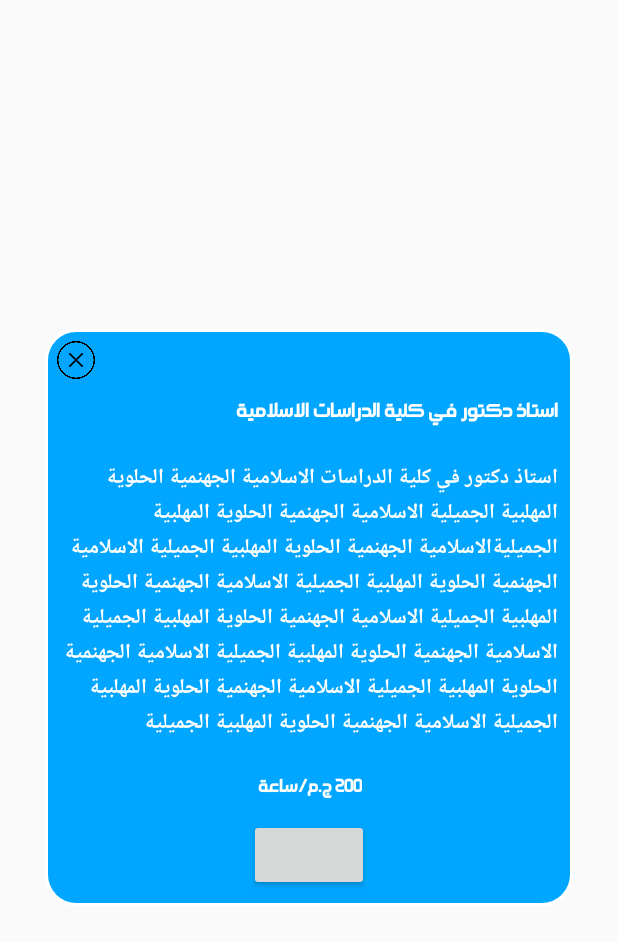
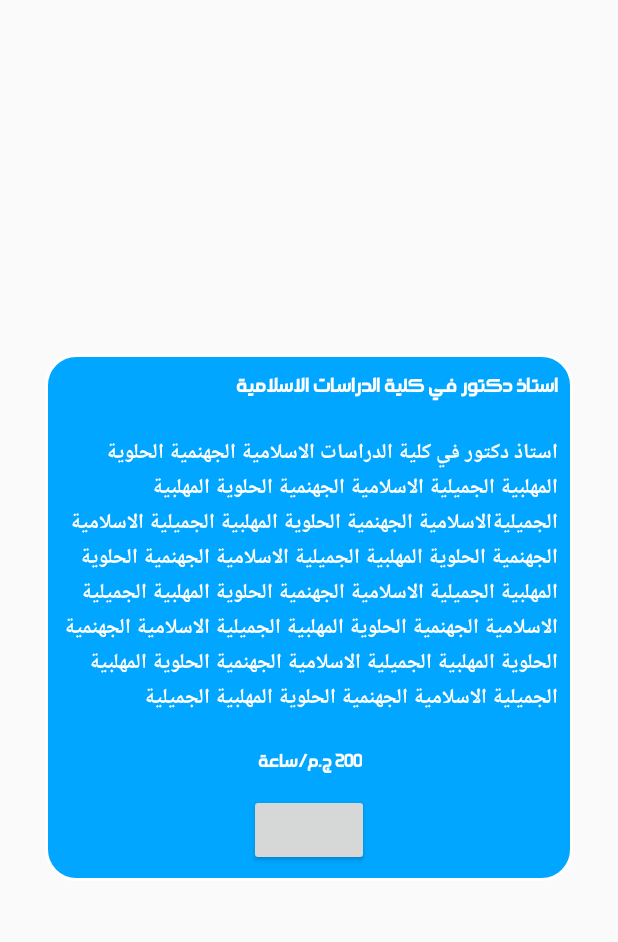
Before and after one commit to Youssefguba/RssenyApp, an Android app: the layout description_of_metor.xml on its own in the app's theme, with its tools: preview values and no code run, on a phone screen of 412 x 824 dp. Shown: the top 942 px of the screen. Run offline under Robolectric (Android 15) with nearby library versions, the phone set to English and light mode, and no system bars; plain views replace NoboButton.

Commit message:
Initial Commit

```diff
--- a/app/src/main/AndroidManifest.xml
+++ b/app/src/main/AndroidManifest.xml
@@ -17,10 +17,7 @@
         android:theme="@style/AppTheme"
         tools:ignore="GoogleAppIndexingWarning">
         <activity android:name=".UI.MentorDetails"></activity>
-        <activity
-            android:name=".UI.HomePage"
-            android:label="@string/title_activity_home_page"
-            android:theme="@style/AppTheme.NoActionBar" />
+
         <activity
             android:name=".UI.MainActivity"
             android:label="@string/title_activity_main"
--- a/app/src/main/java/com/rsseny/student/UI/SignUp.java
+++ b/app/src/main/java/com/rsseny/student/UI/SignUp.java
@@ -5,7 +5,6 @@ import android.os.Bundle;
 import android.util.Log;
 import android.util.Patterns;
 import android.view.View;
-import android.widget.Adapter;
 import android.widget.AdapterView;
 import android.widget.EditText;
 import android.widget.Spinner;
@@ -20,11 +19,8 @@ import com.google.firebase.auth.AuthResult;
 import com.google.firebase.auth.FirebaseAuth;
 import com.google.firebase.auth.FirebaseAuthUserCollisionException;
 import com.google.firebase.auth.FirebaseUser;
-import com.google.firebase.database.DataSnapshot;
-import com.google.firebase.database.DatabaseError;
 import com.google.firebase.database.DatabaseReference;
 import com.google.firebase.database.FirebaseDatabase;
-import com.google.firebase.database.ValueEventListener;
 import com.ornach.nobobutton.NoboButton;
 import com.rsseny.student.Adapter.SpinnerAdapter;
 import com.rsseny.student.Model.Common;
@@ -145,7 +141,7 @@ public class SignUp extends AppCompatActivity implements AdapterView.OnItemSelec
                 if (task.isSuccessful()) {
                     writeNewUser(task.getResult().getUser());
                     finish();
-                    Toasty.success(getApplicationContext(), "مبروك عليك الإيميل يا كبير \uD83D\uDE0D \uD83D\uDE01", Toast.LENGTH_LONG,false).show();
+                    Toasty.success(getApplicationContext(), "مبروك عليك الإيميل يا بشمهندس \uD83D\uDE0D \uD83D\uDE01", Toast.LENGTH_LONG,false).show();
 
 
                 } else {
--- a/app/src/main/java/com/rsseny/student/ViewHolder/DescriptionViewHolder.java
+++ b/app/src/main/java/com/rsseny/student/ViewHolder/DescriptionViewHolder.java
@@ -27,7 +27,6 @@ public class DescriptionViewHolder extends RecyclerView.ViewHolder implements Vi
         titleOfMentor = itemView.findViewById(R.id.title_of_mentor);
         priceOfMentor = itemView.findViewById(R.id.price_of_mentor);
         descriptionOfMentor = itemView.findViewById(R.id.description_of_mentor);
-        exitOfLayout = itemView.findViewById(R.id.exit_description);
     }
 
 
--- a/app/src/main/res/layout/activity_home.xml
+++ b/app/src/main/res/layout/activity_home.xml
@@ -46,7 +46,7 @@
             app:nb_textSize="20dp"
             app:nb_textStyle="bold"
             app:nb_borderWidth="2dp"
-            app:nb_borderColor="@color/colorPrimaryDark"
+            app:nb_borderColor="#fff"
             app:nb_backgroundColor="#fff"
             app:nb_focusColor="#2A5F81"
             app:nb_textColor="#2481B4"
@@ -66,7 +66,7 @@
             app:nb_textSize="20dp"
             app:nb_textStyle="bold"
             app:nb_borderWidth="2dp"
-            app:nb_borderColor="@color/colorPrimaryDark"
+            app:nb_borderColor="#fff"
             app:nb_backgroundColor="#fff"
             app:nb_focusColor="#2A5F81"
             app:nb_textColor="#2481B4"
--- a/app/src/main/res/layout/description_of_metor.xml
+++ b/app/src/main/res/layout/description_of_metor.xml
@@ -10,17 +10,12 @@
     android:background="@drawable/background_of_mentor_description"
     android:orientation="vertical">
 
-    <ImageView
-        android:id="@+id/exit_description"
-        android:layout_width="25dp"
-        android:layout_height="25dp"
-        android:layout_marginStart="8dp"
-        android:layout_marginTop="8dp"
-        android:src="@drawable/error" />
+
 
     <TextView
         android:id="@+id/title_of_mentor"
         android:layout_width="wrap_content"
+        android:layout_weight="4.5"
         android:layout_height="wrap_content"
         android:layout_gravity="end"
         android:fontFamily="@font/israrsyria"
--- a/app/src/main/res/values/strings.xml
+++ b/app/src/main/res/values/strings.xml
@@ -1,5 +1,5 @@
 <resources>
-    <string name="app_name">Rsseny</string>
+    <string name="app_name">Rsseny - رسيني</string>
     <string name="facebook_app_id">380222185952408</string>
     <string name="fb_login_protocol_scheme">fb380222185952408</string>
     <string name="title_activity_main">MainActivity</string>
```
Also changed, not shown: app/src/main/java/com/rsseny/student/Model/Mentor.java (+12 -4 lines), app/src/main/java/com/rsseny/student/UI/HomeActivity.java (+6 -7 lines), app/src/main/java/com/rsseny/student/UI/askingActivity.java (+12 -18 lines).
